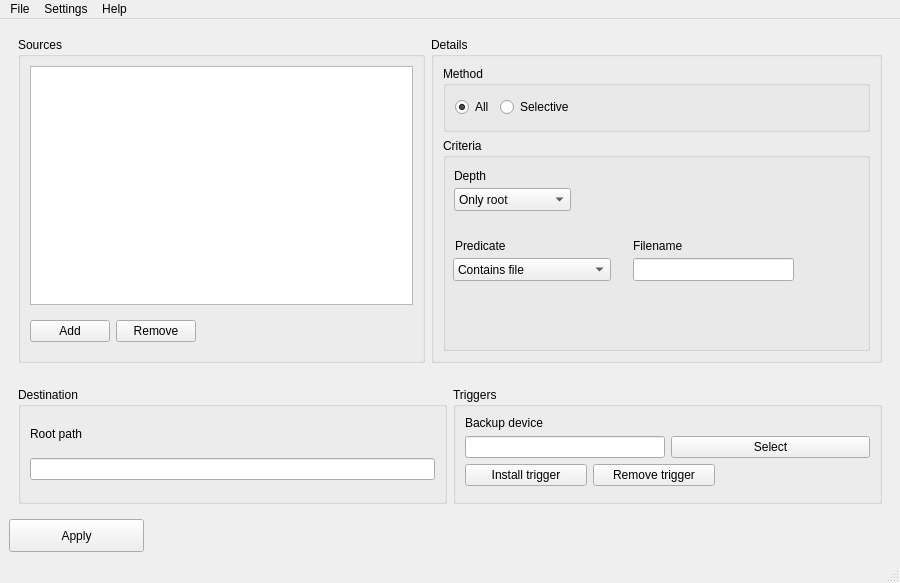
First picture: the form in App/mainwindow.ui, repository otsakir/lisa-backup, before the edit.
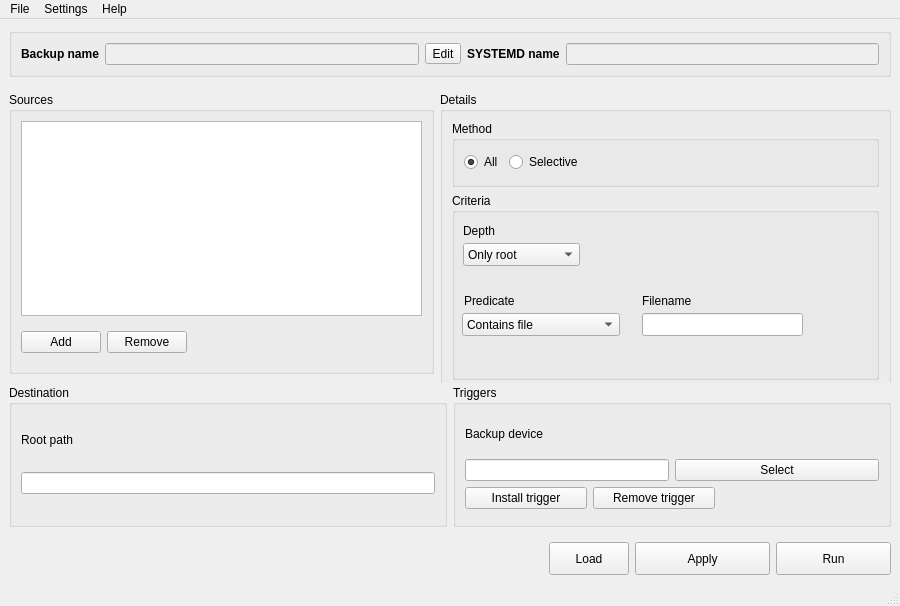
Second picture: the form after the edit.

Commit message:
Save/load application configuration
Also, model-view sync for backup type and depth

Diff of the .ui file:
```diff
--- a/App/mainwindow.ui
+++ b/App/mainwindow.ui
@@ -7,13 +7,13 @@
     <x>0</x>
     <y>0</y>
     <width>900</width>
-    <height>583</height>
+    <height>606</height>
    </rect>
   </property>
   <property name="minimumSize">
    <size>
     <width>0</width>
-    <height>506</height>
+    <height>606</height>
    </size>
   </property>
   <property name="windowTitle">
@@ -21,6 +21,68 @@
   </property>
   <widget class="QWidget" name="centralwidget">
    <layout class="QVBoxLayout" name="verticalLayout_3">
+    <item>
+     <widget class="QGroupBox" name="groupBox_2">
+      <property name="sizePolicy">
+       <sizepolicy hsizetype="Preferred" vsizetype="Preferred">
+        <horstretch>0</horstretch>
+        <verstretch>0</verstretch>
+       </sizepolicy>
+      </property>
+      <property name="title">
+       <string/>
+      </property>
+      <layout class="QHBoxLayout" name="horizontalLayout_7">
+       <item>
+        <widget class="QLabel" name="label_2">
+         <property name="styleSheet">
+          <string notr="true">font-weight: bold</string>
+         </property>
+         <property name="text">
+          <string>Backup name</string>
+         </property>
+         <property name="scaledContents">
+          <bool>false</bool>
+         </property>
+        </widget>
+       </item>
+       <item>
+        <widget class="QLineEdit" name="lineEditBackupName">
+         <property name="enabled">
+          <bool>false</bool>
+         </property>
+        </widget>
+       </item>
+       <item>
+        <widget class="QToolButton" name="toolButton">
+         <property name="text">
+          <string>Edit</string>
+         </property>
+        </widget>
+       </item>
+       <item>
+        <widget class="QLabel" name="label_8">
+         <property name="styleSheet">
+          <string notr="true">font-weight: bold</string>
+         </property>
+         <property name="text">
+          <string>SYSTEMD name</string>
+         </property>
+        </widget>
+       </item>
+       <item>
+        <widget class="QLineEdit" name="lineEditSystemdId">
+         <property name="enabled">
+          <bool>false</bool>
+         </property>
+         <property name="readOnly">
+          <bool>true</bool>
+         </property>
+        </widget>
+       </item>
+      </layout>
+     </widget>
+    </item>
     <item>
      <widget class="QWidget" name="widget_2" native="true">
       <property name="minimumSize">
@@ -36,6 +98,12 @@
        </size>
       </property>
       <layout class="QHBoxLayout" name="horizontalLayout_3">
+       <property name="leftMargin">
+        <number>0</number>
+       </property>
+       <property name="rightMargin">
+        <number>0</number>
+       </property>
        <item>
         <widget class="QGroupBox" name="groupBox">
          <property name="title">
@@ -347,10 +415,16 @@
       <property name="minimumSize">
        <size>
         <width>0</width>
-        <height>120</height>
+        <height>160</height>
        </size>
       </property>
       <layout class="QHBoxLayout" name="horizontalLayout_4">
+       <property name="leftMargin">
+        <number>0</number>
+       </property>
+       <property name="rightMargin">
+        <number>0</number>
+       </property>
        <item>
         <widget class="QGroupBox" name="groupBoxDestination">
          <property name="sizePolicy">
@@ -504,6 +578,34 @@
      </widget>
     </item>
     <item>
+     <layout class="QHBoxLayout" name="horizontalLayout_8">
+      <item>
+       <spacer name="horizontalSpacer_4">
+        <property name="orientation">
+         <enum>Qt::Horizontal</enum>
+        </property>
+        <property name="sizeHint" stdset="0">
+         <size>
+          <width>40</width>
+          <height>20</height>
+         </size>
+        </property>
+       </spacer>
+      </item>
+      <item>
+       <widget class="QPushButton" name="pushButtonLoad">
+        <property name="minimumSize">
+         <size>
+          <width>0</width>
+          <height>33</height>
+         </size>
+        </property>
+        <property name="text">
+         <string>Load</string>
+        </property>
+       </widget>
+      </item>
+      <item>
      <widget class="QPushButton" name="pushButton_3">
       <property name="sizePolicy">
        <sizepolicy hsizetype="Fixed" vsizetype="Fixed">
@@ -527,6 +629,21 @@
        <string>Apply</string>
       </property>
      </widget>
+      </item>
+      <item>
+       <widget class="QPushButton" name="pushButton_5">
+        <property name="minimumSize">
+         <size>
+          <width>115</width>
+          <height>33</height>
+         </size>
+        </property>
+        <property name="text">
+         <string>Run</string>
+        </property>
+       </widget>
+      </item>
+     </layout>
     </item>
    </layout>
   </widget>
```
Lines whose indentation alone changed are shown as unchanged. The commit also changes 7 other files.
